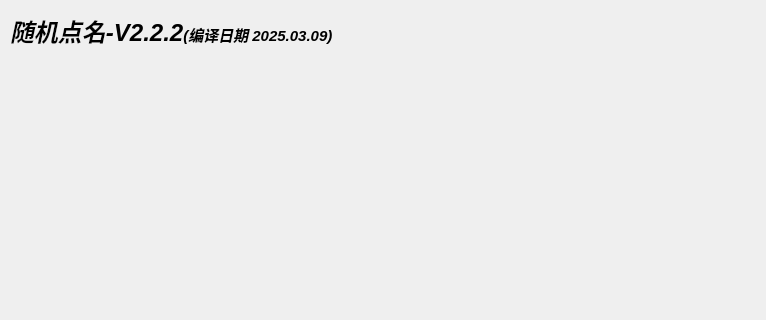
This is bin/main.ui in Xiaoxiaoyu1321/Random-roll-call as Qt 5 draws it before an edit; both pictures show x 0 to 766 and y 0 to 320 of the 766 by 482 pixel window. The edited form follows.
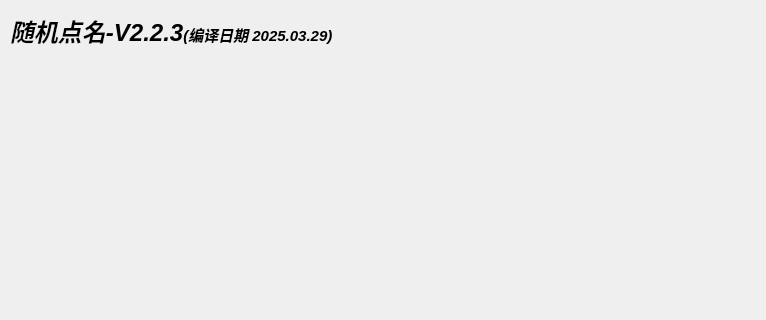
This is the edited form.

The edit to the form file:
```diff
--- a/bin/main.ui
+++ b/bin/main.ui
@@ -24,7 +24,7 @@
      </rect>
     </property>
     <property name="text">
-     <string>&lt;html&gt;&lt;head/&gt;&lt;body&gt;&lt;p&gt;&lt;span style=&quot; font-size:18pt; font-weight:600; font-style:italic;&quot;&gt;随机点名-V2.2.2&lt;/span&gt;&lt;span style=&quot; font-size:11pt; font-weight:600; font-style:italic;&quot;&gt;(编译日期 2025.03.09)&lt;/span&gt;&lt;/p&gt;&lt;/body&gt;&lt;/html&gt;</string>
+     <string>&lt;html&gt;&lt;head/&gt;&lt;body&gt;&lt;p&gt;&lt;span style=&quot; font-size:18pt; font-weight:600; font-style:italic;&quot;&gt;随机点名-V2.2.3&lt;/span&gt;&lt;span style=&quot; font-size:11pt; font-weight:600; font-style:italic;&quot;&gt;(编译日期 2025.03.29)&lt;/span&gt;&lt;/p&gt;&lt;/body&gt;&lt;/html&gt;</string>
     </property>
    </widget>
    <widget class="QLabel" name="label_2">
```
